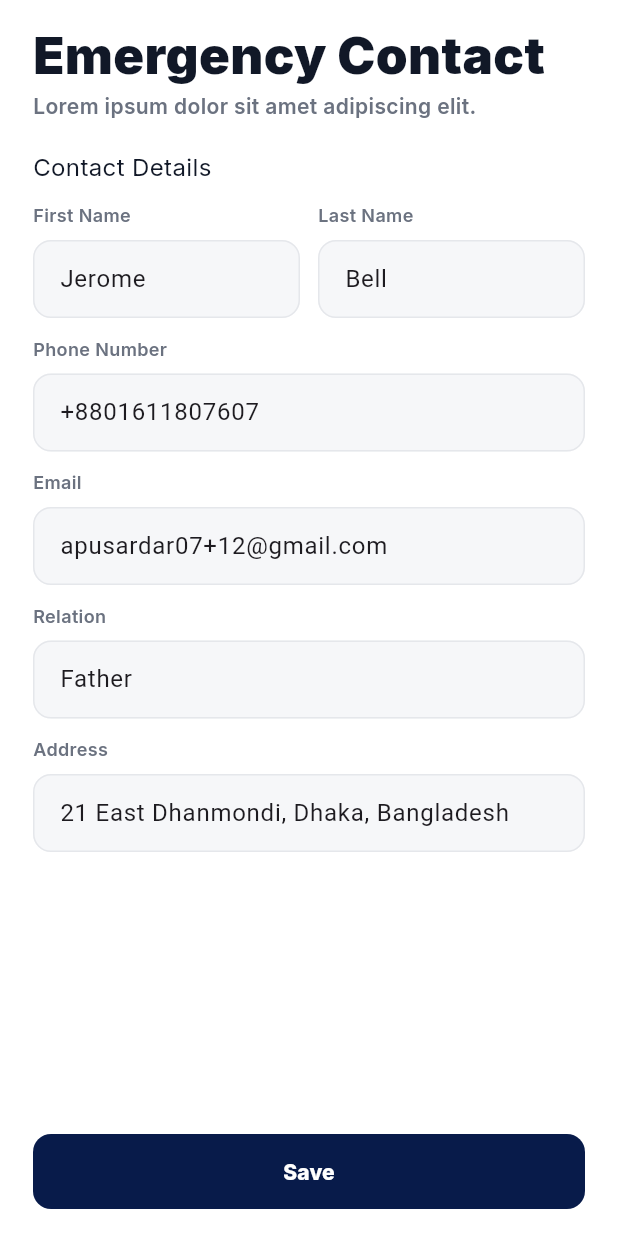
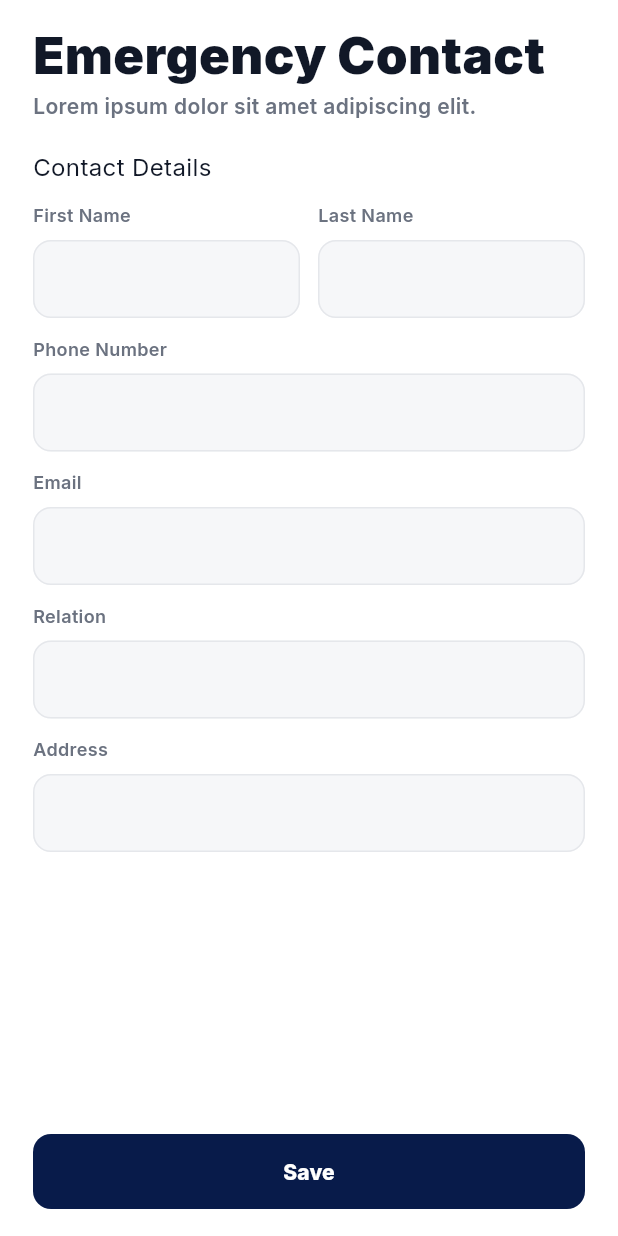
Before and after one commit to ifti-git-new/skudyx-app, a Flutter app: the EmergencyContactFormScreen screen opened by its route, on a phone screen of 412 x 824 dp. Run offline on Flutter 3.47's test engine with Material 3 defaults, Android fonts, the phone set to English and light mode, and no system bars; our stand-ins replace camera, connectivity_plus, dio, flutter_secure_storage, flutter_svg, geolocator and 6 more; missing offline and left inert: audio_session, flutter_background_service, flutter_foreground_task, flutter_sound, flutter_webrtc, record; accounts and stored records are empty; network calls fail; project files that could hold a hidden picture were left out.

Commit message:
emeregency contact edit page update

```diff
--- a/lib/features/emergency_contact/presentation/screens/emergency_contact_form_screen.dart
+++ b/lib/features/emergency_contact/presentation/screens/emergency_contact_form_screen.dart
@@ -20,14 +20,31 @@ class _EmergencyContactFormScreenState
   static const _navy = Color(0xFF081B4A);
   static const _sub = Color(0xFF6B7280);
 
-  final first = TextEditingController(text: 'Jerome');
-  final last = TextEditingController(text: 'Bell');
-  final phone = TextEditingController(text: '+8801611807607');
-  final email = TextEditingController(text: 'apusardar07+12@gmail.com');
-  final relation = TextEditingController(text: 'Father');
-  final address = TextEditingController(
-    text: '21 East Dhanmondi, Dhaka, Bangladesh',
-  );
+ final first = TextEditingController();
+final last = TextEditingController();
+final phone = TextEditingController();
+final email = TextEditingController();
+final relation = TextEditingController();
+final address = TextEditingController();
+bool _isInitialized = false;
+
+@override
+void didChangeDependencies() {
+  super.didChangeDependencies();
+
+  final contact = context.read<EmergencyContactController>().contact;
+
+  if (!_isInitialized && contact != null) {
+    first.text = contact.firstName;
+    last.text = contact.lastName;
+    phone.text = contact.phone;
+    email.text = contact.email;
+    relation.text = contact.relation;
+    address.text = contact.address;
+
+    _isInitialized = true;
+  }
+}
 
   @override
   void dispose() {
```
